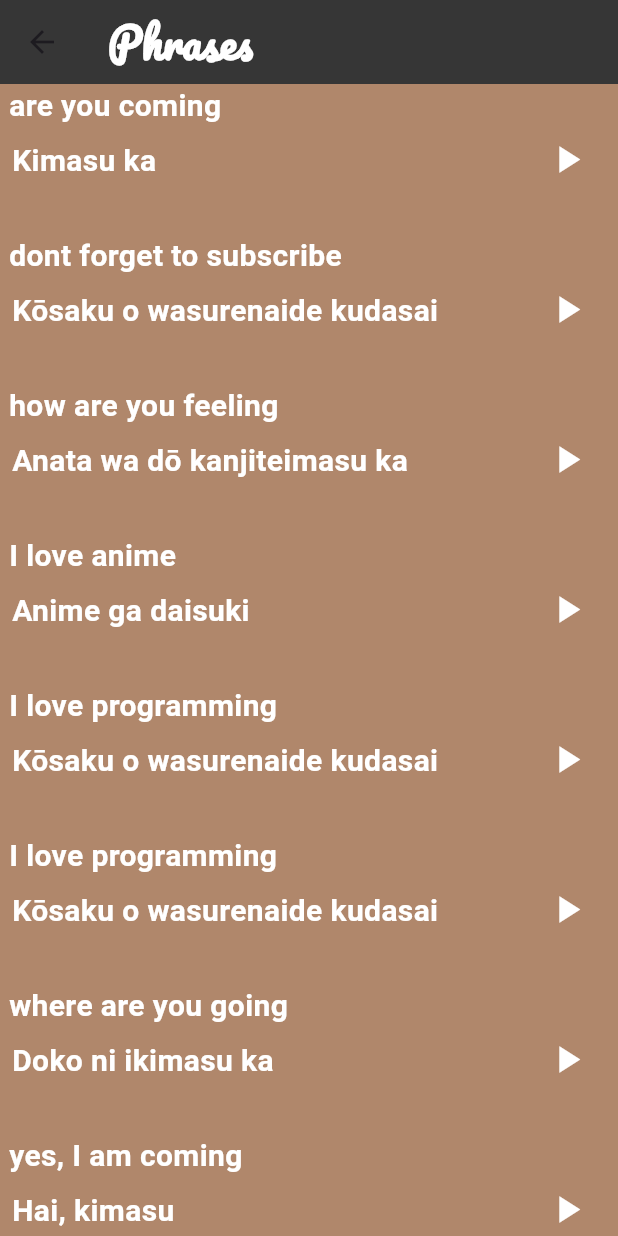
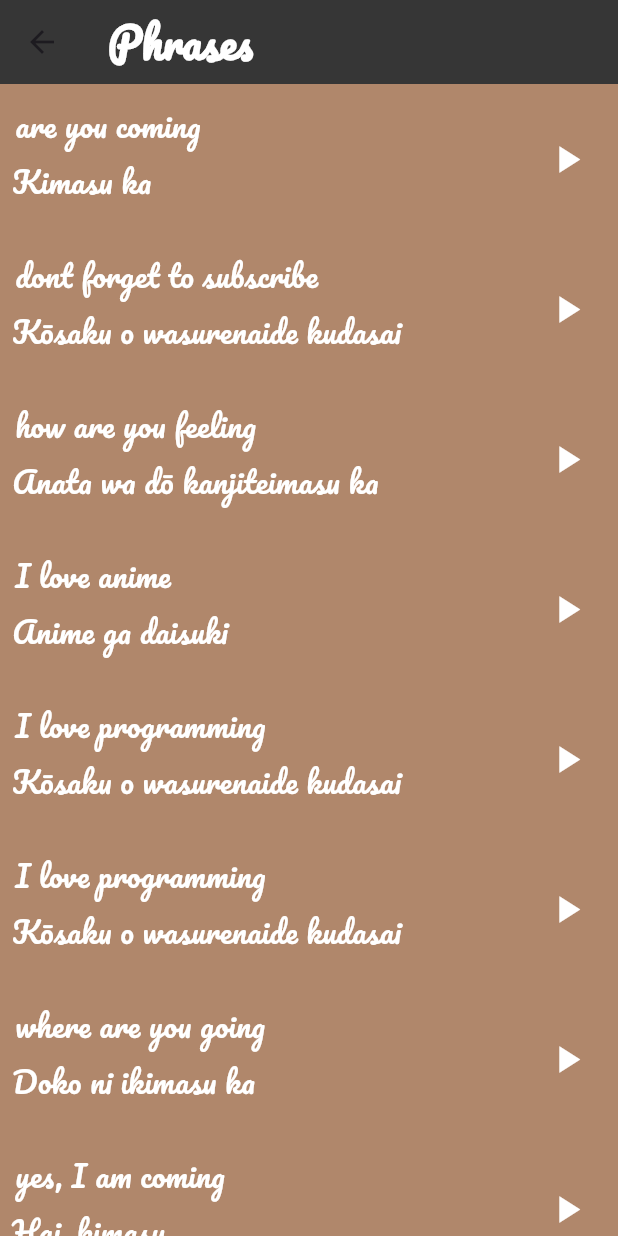
Before and after one commit to JoyAnis00/Toku-App, a Flutter app: the PhrasesScreen screen opened directly, on a phone screen of 412 x 824 dp. Run offline on Flutter 3.47's test engine with Material 3 defaults, Android fonts, the light colour scheme and no system bars; our stand-ins replace audioplayers.

Commit message:
update commit

```diff
--- a/lib/widgets/custom_card.dart
+++ b/lib/widgets/custom_card.dart
@@ -10,7 +10,7 @@ class CustomCard extends StatelessWidget {
   @override
   Widget build(BuildContext context) {
     return Container(
-      height: 100,
+      height: 120,
       width: double.infinity,
       decoration: BoxDecoration(
         color: color,
@@ -19,7 +19,7 @@ class CustomCard extends StatelessWidget {
         children: [
           Container(
             color: const Color.fromARGB(255, 240, 221, 205),
-            height: 100,
+            height: 120,
             width: 80,
             child: Image.asset(item.image),
           ),
--- a/lib/widgets/phrases_section.dart
+++ b/lib/widgets/phrases_section.dart
@@ -15,20 +15,24 @@ class PhrasesSection extends StatelessWidget {
       decoration: BoxDecoration(
         color: color,
       ),
+      child: Center(
         child: Row(
+
           children: [
-          Column(
+            Center(
+              child: Column(
                 mainAxisAlignment: MainAxisAlignment.start,
                 crossAxisAlignment: CrossAxisAlignment.start,
+                mainAxisSize: MainAxisSize.min,
 
                 children: [
                   Padding(
-                padding: const EdgeInsets.only( left: 6.0),
+                    padding: const EdgeInsets.only( left: 10),
                     child: Text(
                       phrase.englishWord,
                       style: TextStyle(
                         fontSize: 20,
-                    fontWeight: FontWeight.bold,
+                        fontFamily: 'Pacifico',
                         color: Colors.white,
 
                       ),
@@ -40,13 +44,15 @@ class PhrasesSection extends StatelessWidget {
                       phrase.tokuWord,
                       style: TextStyle(
                         fontSize: 20,
-                    fontWeight: FontWeight.bold,
+
                         color: Colors.white,
+                        fontFamily: 'Pacifico',
 
                       ),
                     ),
                   ),
                 ],
+              ),
             ),
             const Spacer(
               flex: 1,
@@ -68,6 +74,7 @@ class PhrasesSection extends StatelessWidget {
             ),
           ],
         ),
+      ),
     );
   }
 }
```
Also changed, not shown: 4 other files. Lines whose indentation alone changed are shown as unchanged.
